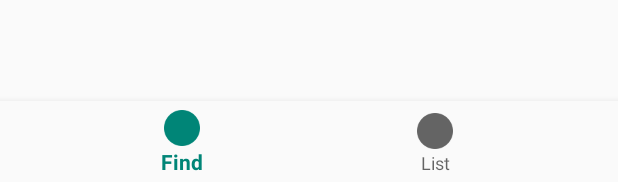
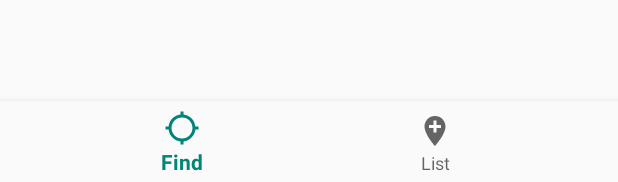
Before and after one commit to CoppellCoders/HackTX2019, an Android app: the layout content_main.xml on its own in the app's theme, with its tools: preview values and no code run, on a phone screen of 412 x 824 dp. Shown: the part 1051-1233 px from the top of the screen. Run offline under Robolectric (Android 15) with nearby library versions, the phone set to English and light mode, and no system bars.

Commit message:
Added icons to bottom menu bar

```diff
--- /dev/null
+++ b/app/src/main/res/drawable/ic_add_location_black_24dp.xml
@@ -0,0 +1,9 @@
+<vector xmlns:android="http://schemas.android.com/apk/res/android"
+        android:width="24dp"
+        android:height="24dp"
+        android:viewportWidth="24.0"
+        android:viewportHeight="24.0">
+    <path
+        android:fillColor="#FF000000"
+        android:pathData="M12,2C8.14,2 5,5.14 5,9c0,5.25 7,13 7,13s7,-7.75 7,-13c0,-3.86 -3.14,-7 -7,-7zM16,10h-3v3h-2v-3L8,10L8,8h3L11,5h2v3h3v2z"/>
+</vector>
--- /dev/null
+++ b/app/src/main/res/drawable/ic_location_searching_black_24dp.xml
@@ -0,0 +1,9 @@
+<vector xmlns:android="http://schemas.android.com/apk/res/android"
+        android:width="24dp"
+        android:height="24dp"
+        android:viewportWidth="24.0"
+        android:viewportHeight="24.0">
+    <path
+        android:fillColor="#FF000000"
+        android:pathData="M20.94,11c-0.46,-4.17 -3.77,-7.48 -7.94,-7.94V1h-2v2.06C6.83,3.52 3.52,6.83 3.06,11H1v2h2.06c0.46,4.17 3.77,7.48 7.94,7.94V23h2v-2.06c4.17,-0.46 7.48,-3.77 7.94,-7.94H23v-2h-2.06zM12,19c-3.87,0 -7,-3.13 -7,-7s3.13,-7 7,-7 7,3.13 7,7 -3.13,7 -7,7z"/>
+</vector>
--- a/app/src/main/res/menu/bottom_nav_menu.xml
+++ b/app/src/main/res/menu/bottom_nav_menu.xml
@@ -1,14 +1,15 @@
 <?xml version="1.0" encoding="utf-8"?>
-<menu xmlns:android="http://schemas.android.com/apk/res/android">
+<menu xmlns:android="http://schemas.android.com/apk/res/android"
+    xmlns:app="http://schemas.android.com/apk/res-auto">
 
     <item
         android:id="@+id/navigation_find"
-        android:icon="@drawable/find_nav"
+        android:icon="@drawable/ic_location_searching_black_24dp"
         android:title="Find" />
 
     <item
         android:id="@+id/navigation_list"
-        android:icon="@drawable/list_nav"
+        android:icon="@drawable/ic_add_location_black_24dp"
         android:title="List" />
 
 
```
